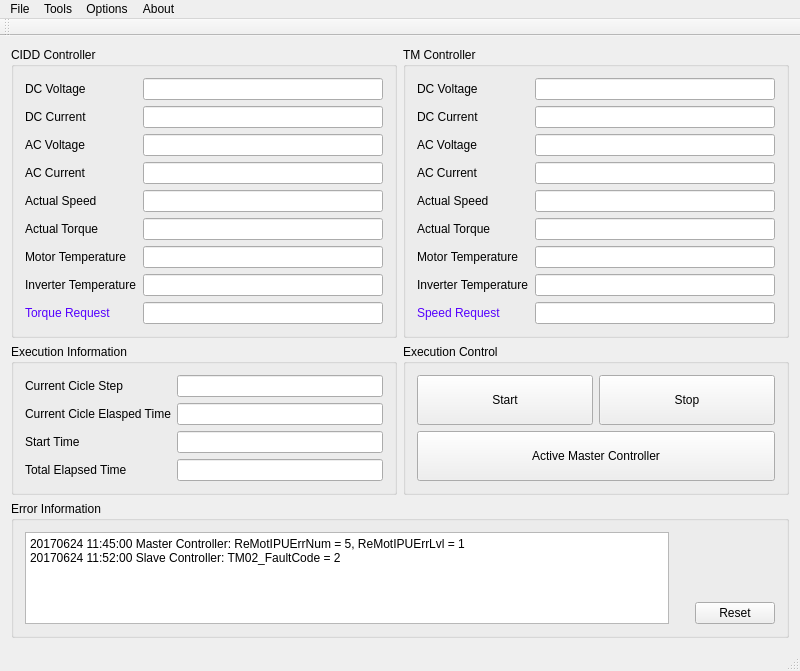
Qt form canTestTool/main/ui/mainwindow.ui (f0ghua/tmpProject) before a commit.
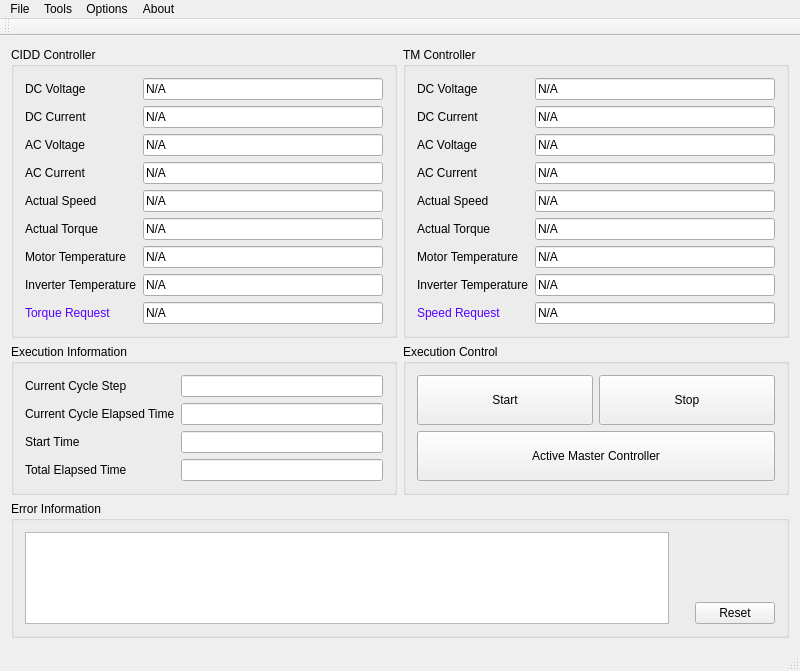
The same form after that commit. Icons and pictures are not drawn.

```diff
--- a/canTestTool/main/ui/mainwindow.ui
+++ b/canTestTool/main/ui/mainwindow.ui
@@ -33,6 +33,9 @@
          <property name="toolTip">
           <string>0x0FB[ReMotHVUIn]</string>
          </property>
+         <property name="text">
+          <string>N/A</string>
+         </property>
          <property name="readOnly">
           <bool>true</bool>
          </property>
@@ -46,7 +49,10 @@
         </widget>
        </item>
        <item row="1" column="1">
-        <widget class="QLineEdit" name="lineEdit_2">
+        <widget class="QLineEdit" name="leReMotDCI">
+         <property name="text">
+          <string>N/A</string>
+         </property>
          <property name="readOnly">
           <bool>true</bool>
          </property>
@@ -61,6 +67,9 @@
        </item>
        <item row="2" column="1">
         <widget class="QLineEdit" name="lineEdit_3">
+         <property name="text">
+          <string>N/A</string>
+         </property>
          <property name="readOnly">
           <bool>true</bool>
          </property>
@@ -74,7 +83,10 @@
         </widget>
        </item>
        <item row="3" column="1">
-        <widget class="QLineEdit" name="lineEdit_4">
+        <widget class="QLineEdit" name="leReMotPhaACrrt">
+         <property name="text">
+          <string>N/A</string>
+         </property>
          <property name="readOnly">
           <bool>true</bool>
          </property>
@@ -88,7 +100,10 @@
         </widget>
        </item>
        <item row="4" column="1">
-        <widget class="QLineEdit" name="lineEdit_5">
+        <widget class="QLineEdit" name="leMCU_ActSpd">
+         <property name="text">
+          <string>N/A</string>
+         </property>
          <property name="readOnly">
           <bool>true</bool>
          </property>
@@ -102,7 +117,10 @@
         </widget>
        </item>
        <item row="5" column="1">
-        <widget class="QLineEdit" name="lineEdit_6">
+        <widget class="QLineEdit" name="leMCU_ActTrq">
+         <property name="text">
+          <string>N/A</string>
+         </property>
          <property name="readOnly">
           <bool>true</bool>
          </property>
@@ -116,7 +134,10 @@
         </widget>
        </item>
        <item row="6" column="1">
-        <widget class="QLineEdit" name="lineEdit_7">
+        <widget class="QLineEdit" name="leReMotT">
+         <property name="text">
+          <string>N/A</string>
+         </property>
          <property name="readOnly">
           <bool>true</bool>
          </property>
@@ -130,7 +151,10 @@
         </widget>
        </item>
        <item row="7" column="1">
-        <widget class="QLineEdit" name="lineEdit_8">
+        <widget class="QLineEdit" name="leReMotIGBTT">
+         <property name="text">
+          <string>N/A</string>
+         </property>
          <property name="readOnly">
           <bool>true</bool>
          </property>
@@ -144,7 +168,10 @@
         </widget>
        </item>
        <item row="8" column="1">
-        <widget class="QLineEdit" name="lineEdit_9">
+        <widget class="QLineEdit" name="leReMotTqReq">
+         <property name="text">
+          <string>N/A</string>
+         </property>
          <property name="readOnly">
           <bool>true</bool>
          </property>
@@ -167,7 +194,10 @@
         </widget>
        </item>
        <item row="0" column="1">
-        <widget class="QLineEdit" name="lineEdit_10">
+        <widget class="QLineEdit" name="leTM01_DC_Bus_Vol">
+         <property name="text">
+          <string>N/A</string>
+         </property>
          <property name="readOnly">
           <bool>true</bool>
          </property>
@@ -181,7 +211,10 @@
         </widget>
        </item>
        <item row="1" column="1">
-        <widget class="QLineEdit" name="lineEdit_11">
+        <widget class="QLineEdit" name="leTM03_Chart2Value">
+         <property name="text">
+          <string>N/A</string>
+         </property>
          <property name="readOnly">
           <bool>true</bool>
          </property>
@@ -196,6 +229,9 @@
        </item>
        <item row="2" column="1">
         <widget class="QLineEdit" name="lineEdit_12">
+         <property name="text">
+          <string>N/A</string>
+         </property>
          <property name="readOnly">
           <bool>true</bool>
          </property>
@@ -209,7 +245,10 @@
         </widget>
        </item>
        <item row="3" column="1">
-        <widget class="QLineEdit" name="lineEdit_13">
+        <widget class="QLineEdit" name="leTM01_Phase_Current">
+         <property name="text">
+          <string>N/A</string>
+         </property>
          <property name="readOnly">
           <bool>true</bool>
          </property>
@@ -223,7 +262,10 @@
         </widget>
        </item>
        <item row="4" column="1">
-        <widget class="QLineEdit" name="lineEdit_14">
+        <widget class="QLineEdit" name="leTM01_Machine_Spd">
+         <property name="text">
+          <string>N/A</string>
+         </property>
          <property name="readOnly">
           <bool>true</bool>
          </property>
@@ -237,7 +279,10 @@
         </widget>
        </item>
        <item row="5" column="1">
-        <widget class="QLineEdit" name="lineEdit_15">
+        <widget class="QLineEdit" name="leTM03_Chart1Value">
+         <property name="text">
+          <string>N/A</string>
+         </property>
          <property name="readOnly">
           <bool>true</bool>
          </property>
@@ -251,7 +296,10 @@
         </widget>
        </item>
        <item row="6" column="1">
-        <widget class="QLineEdit" name="lineEdit_16">
+        <widget class="QLineEdit" name="leTM02_MachineTemp">
+         <property name="text">
+          <string>N/A</string>
+         </property>
          <property name="readOnly">
           <bool>true</bool>
          </property>
@@ -265,7 +313,10 @@
         </widget>
        </item>
        <item row="7" column="1">
-        <widget class="QLineEdit" name="lineEdit_17">
+        <widget class="QLineEdit" name="leTM02_InvTemp">
+         <property name="text">
+          <string>N/A</string>
+         </property>
          <property name="readOnly">
           <bool>true</bool>
          </property>
@@ -279,7 +330,10 @@
         </widget>
        </item>
        <item row="8" column="1">
-        <widget class="QLineEdit" name="lineEdit_18">
+        <widget class="QLineEdit" name="leHCU01_Spd_Req">
+         <property name="text">
+          <string>N/A</string>
+         </property>
          <property name="readOnly">
           <bool>true</bool>
          </property>
@@ -297,7 +351,7 @@
        <item row="0" column="0">
         <widget class="QLabel" name="label_19">
          <property name="text">
-          <string>Current Cicle Step</string>
+          <string>Current Cycle Step</string>
          </property>
         </widget>
        </item>
@@ -307,7 +361,7 @@
        <item row="1" column="0">
         <widget class="QLabel" name="label_20">
          <property name="text">
-          <string>Current Cicle Elasped Time</string>
+          <string>Current Cycle Elapsed Time</string>
          </property>
         </widget>
        </item>
@@ -401,8 +455,7 @@
           <enum>QPlainTextEdit::NoWrap</enum>
          </property>
          <property name="plainText">
-          <string>20170624 11:45:00 Master Controller: ReMotIPUErrNum = 5, ReMotIPUErrLvl = 1
-20170624 11:52:00 Slave Controller: TM02_FaultCode = 2</string>
+          <string/>
          </property>
         </widget>
        </item>
```
Left out of the diff: 20 changed lines with no effect on the pictures.
